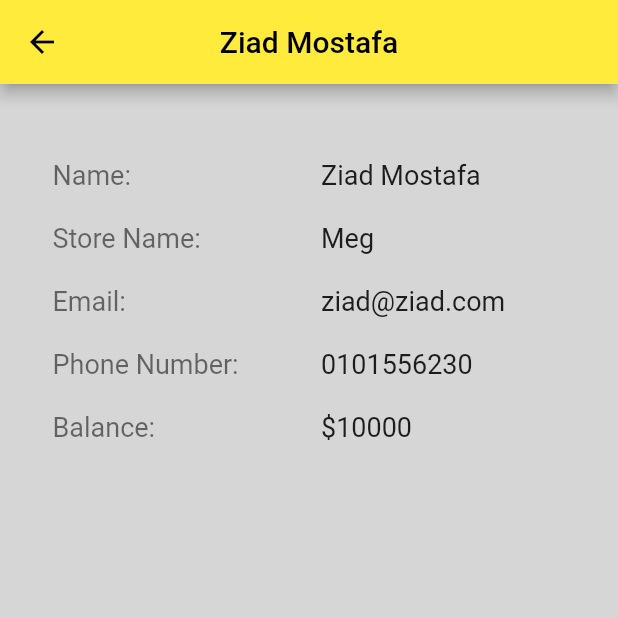
After one commit to FadyAhmed/Nexus-Market-Place, a Flutter app: the UsersListScreen screen opened directly, after a tap on "Ziad Mostafa", on a phone screen of 412 x 824 dp, the top half of it. The commit adds this screen. Run offline on Flutter 3.47's test engine with Material 2 defaults, Android fonts, the phone set to English and light mode, and no system bars.

Commit message:
failed transactions deleted, system users added, user details screen added

```diff
--- a/lib/screens/account_info/reports_screens/reports_container.dart
+++ b/lib/screens/account_info/reports_screens/reports_container.dart
@@ -1,4 +1,4 @@
-import 'package:ds_market_place/screens/account_info/reports_screens/failed_transactions.dart';
+import 'package:ds_market_place/screens/account_info/reports_screens/system_users_list.dart';
 import 'package:ds_market_place/screens/account_info/reports_screens/system_transactions.dart';
 import 'package:flutter/material.dart';
 
@@ -46,8 +46,7 @@ class _ReportScreenContainerState extends State<ReportScreenContainer> {
               card("View System Transactions", headingStyle,
                   SystemTransactionsScreen()),
               const SizedBox(height: 16),
-              card("Failed Transactions", headingStyle,
-                  SystemFailedTransactionsScreen()),
+              card("View System Users", headingStyle, UsersListScreen()),
             ],
           ),
         ));
--- /dev/null
+++ b/lib/screens/account_info/reports_screens/system_users_list.dart
@@ -0,0 +1,48 @@
+import 'package:ds_market_place/components/UI/detailed_item_card.dart';
+import 'package:ds_market_place/components/UI/item_transaction_card.dart';
+import 'package:ds_market_place/screens/account_info/reports_screens/user_details.dart';
+import 'package:flutter/material.dart';
+
+class UsersListScreen extends StatefulWidget {
+  const UsersListScreen({Key? key}) : super(key: key);
+
+  @override
+  _UsersListScreenState createState() => _UsersListScreenState();
+}
+
+const headingStyle = TextStyle(fontSize: 24);
+
+class _UsersListScreenState extends State<UsersListScreen> {
+  @override
+  Widget build(BuildContext context) {
+    return Scaffold(
+      appBar: AppBar(title: Text("System Users List"), centerTitle: true),
+      body: ListView.builder(
+        itemCount: 7,
+        itemBuilder: (context, index) => Padding(
+          padding: const EdgeInsets.symmetric(horizontal: 24.0, vertical: 12),
+          child: InkWell(
+            onTap: () => {
+              Navigator.of(context).push(MaterialPageRoute(
+                  builder: (ctx) =>
+                      UserDetailsScreen(userName: "Ziad Mostafa")))
+            },
+            child: Card(
+              child: Padding(
+                padding:
+                    const EdgeInsets.symmetric(horizontal: 8.0, vertical: 24),
+                child: Center(
+                  child: Text(
+                    "Ziad Mostafa",
+                    textAlign: TextAlign.center,
+                    style: headingStyle,
+                  ),
+                ),
+              ),
+            ),
+          ),
+        ),
+      ),
+    );
+  }
+}
--- /dev/null
+++ b/lib/screens/account_info/reports_screens/user_details.dart
@@ -0,0 +1,37 @@
+import 'package:ds_market_place/components/UI/table_row.dart';
+import 'package:flutter/material.dart';
+
+class UserDetailsScreen extends StatefulWidget {
+  const UserDetailsScreen({Key? key, required this.userName}) : super(key: key);
+  final String userName;
+  @override
+  _UserDetailsScreenState createState() => _UserDetailsScreenState();
+}
+
+class _UserDetailsScreenState extends State<UserDetailsScreen> {
+  @override
+  Widget build(BuildContext context) {
+    return Scaffold(
+      appBar: AppBar(
+        centerTitle: true,
+        title: Text(widget.userName),
+      ),
+      body: Container(
+        margin: EdgeInsets.only(top: 50),
+        child: Table(
+          children: [
+            tableRow("Name:", widget.userName, context),
+            tableRow("", "", context),
+            tableRow("Store Name:", "Meg", context),
+            tableRow("", "", context),
+            tableRow("Email:", "ziad@ziad.com", context),
+            tableRow("", "", context),
+            tableRow("Phone Number:", "0101556230", context),
+            tableRow("", "", context),
+            tableRow("Balance:", "\$10000", context)
+          ],
+        ),
+      ),
+    );
+  }
+}
```
Also changed, not shown: lib/screens/account_info/reports_screens/failed_transactions.dart (deleted, +0 -36 lines).
